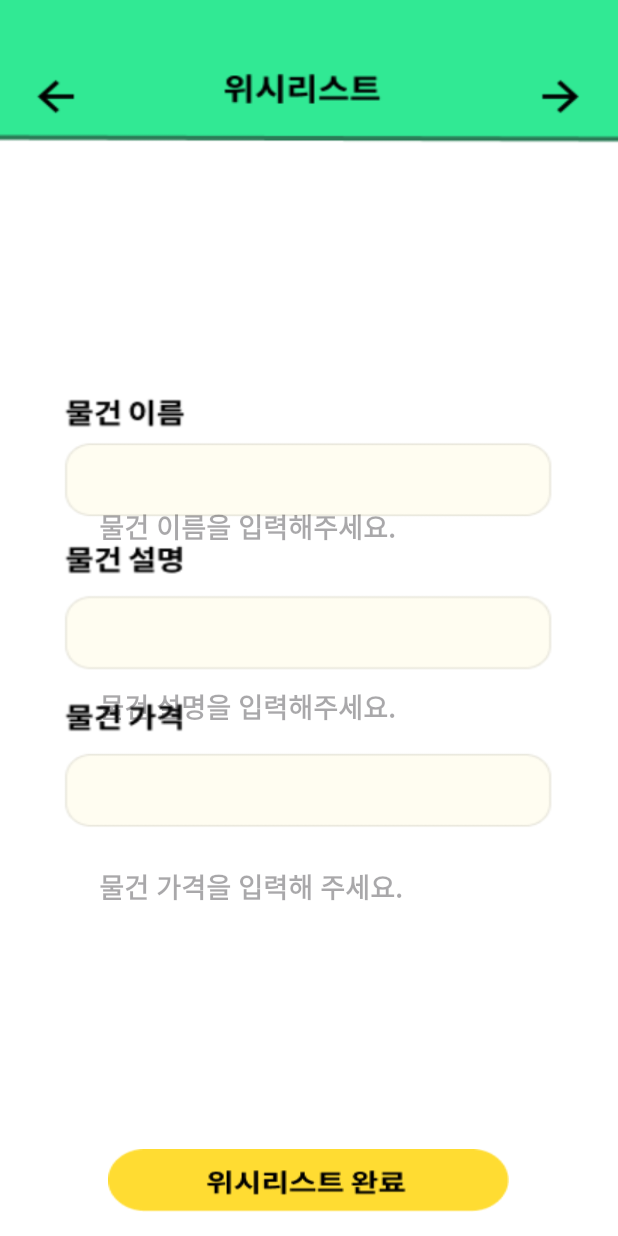
After one commit to jyty0807/Time_to_pay, an Android app: the layout enterwishlist.xml on its own in the app's theme, with its tools: preview values and no code run, on a phone screen of 412 x 824 dp. The commit adds this screen. Run offline under Robolectric (Android 15) with nearby library versions, the phone set to English and light mode, and no system bars.

Commit message:
xml_modify

```diff
--- /dev/null
+++ b/app/src/main/res/layout/enterwishlist.xml
@@ -0,0 +1,53 @@
+<RelativeLayout xmlns:android="http://schemas.android.com/apk/res/android"
+    xmlns:tools="http://schemas.android.com/tools"
+    android:layout_width="match_parent"
+    android:layout_height="match_parent"
+    android:background="@drawable/enterwishlist"
+    android:paddingLeft="16dp"
+    android:paddingTop="16dp"
+    android:paddingRight="16dp"
+    android:paddingBottom="16dp"
+    tools:context=".WishList">
+
+
+    <EditText
+        android:id="@+id/wishNameEditText"
+        android:layout_width="280dp"
+        android:layout_height="50dp"
+        android:layout_centerHorizontal="true"
+        android:layout_marginTop="310dp"
+        android:hint="물건 이름을 입력해주세요."
+        android:textStyle="bold"
+        android:background="@android:color/transparent" />
+
+    <EditText
+        android:id="@+id/wishExplainEditText"
+        android:layout_width="280dp"
+        android:layout_height="50dp"
+        android:layout_centerHorizontal="true"
+        android:layout_marginTop="430dp"
+        android:hint="물건 설명을 입력해주세요."
+        android:textStyle="bold"
+        android:background="@android:color/transparent" />
+
+    <EditText
+        android:id="@+id/wishPrice"
+        android:layout_width="280dp"
+        android:layout_height="50dp"
+        android:layout_centerHorizontal="true"
+        android:layout_marginTop="550dp"
+        android:hint="물건 가격을 입력해 주세요."
+        android:textStyle="bold"
+        android:background="@android:color/transparent" />
+
+
+    <android.widget.Button
+        android:id="@+id/wishlistbutton"
+        android:layout_width="wrap_content"
+        android:layout_height="wrap_content"
+        android:layout_centerHorizontal="true"
+        android:layout_marginTop="750dp"
+        android:background="@drawable/wishlist_button"
+        />
+
+</RelativeLayout>
--- a/app/src/main/res/layout/info_input.xml
+++ b/app/src/main/res/layout/info_input.xml
@@ -17,7 +17,8 @@
         android:layout_height="50dp"
         android:layout_centerHorizontal="true"
         android:layout_marginTop="210dp"
-        android:background="@android:color/transparent" />
+        android:background="@android:color/transparent"
+        android:hint="근무지 정보를 설을 입력해 주세요."/>
 
     <EditText
         android:id="@+id/opExplanationEditText"
--- a/app/src/main/res/values/strings.xml
+++ b/app/src/main/res/values/strings.xml
@@ -1,3 +1,4 @@
 <resources>
     <string name="app_name">TimeToPay</string>
+    <string name="today_date">Today : %1$s</string>
 </resources>
```
Also changed, not shown: app/src/main/java/com/cookandroid/timetopay/Display.kt (added, +25 -0 lines), app/src/main/java/com/cookandroid/timetopay/WishList.kt (+11 -0 lines), app/src/main/res/layout/display.xml (added, +50 -0 lines), app/src/main/res/layout/information.xml (added, +78 -0 lines), app/src/main/res/drawable/confirm.png (added), app/src/main/res/drawable/confirm_completedbutton.png (added), app/src/main/res/drawable/enterwishlist.png (added), app/src/main/res/drawable/maindisplay.png (added), app/src/main/res/drawable/pressed_confirm_completedbutton.png (added), app/src/main/res/drawable/wishlist_button.png (added).
